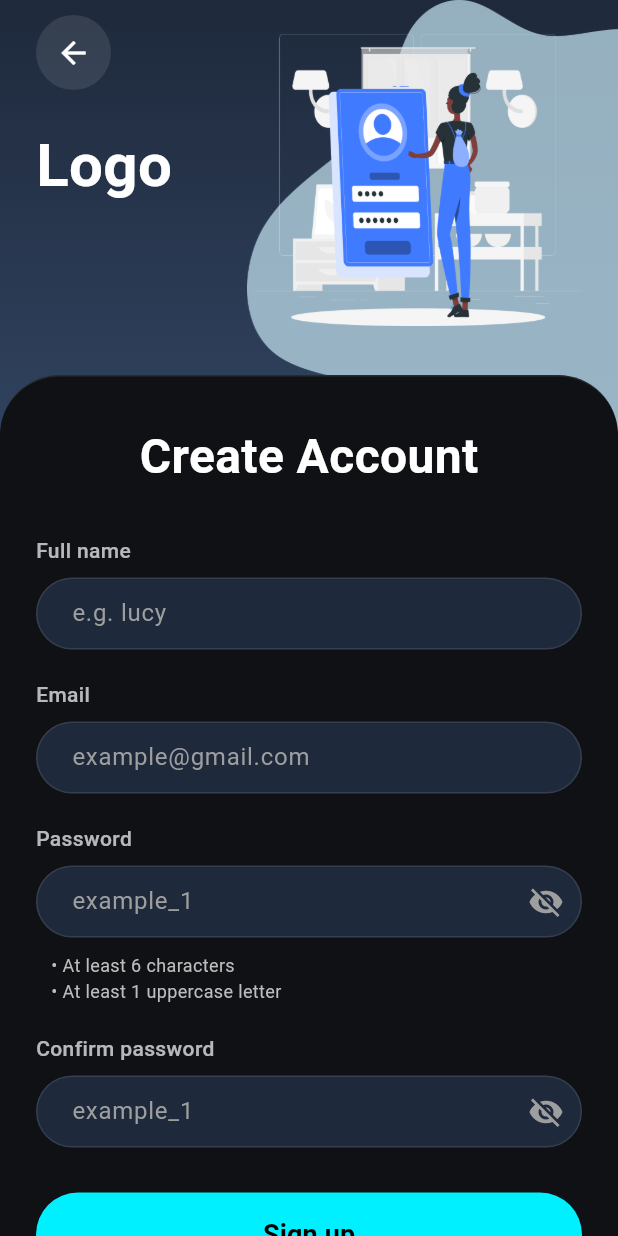
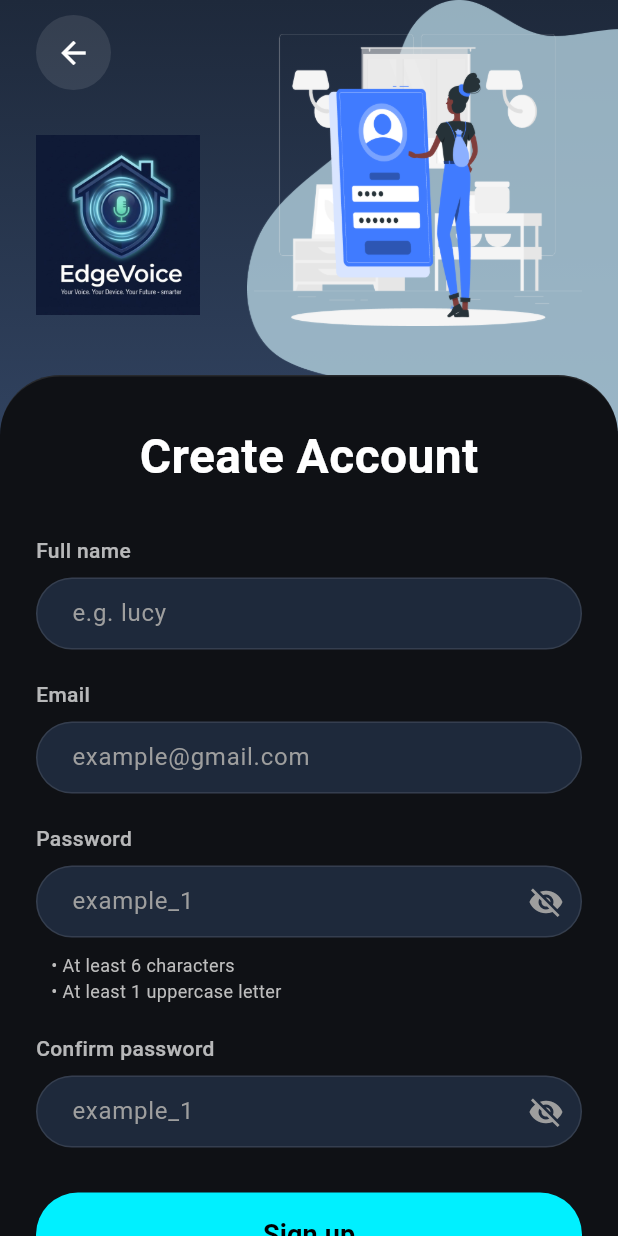
Before and after one commit to MostafaMo426/EdgeVoice, a Flutter app: the screen it shows after launch, after a tap on "Create Account", on a phone screen of 412 x 824 dp. Run offline on Flutter 3.47's test engine with Material 3 defaults, Android fonts, the phone set to English and light mode, and no system bars; our stand-ins replace firebase_auth, firebase_core, permission_handler, speech_to_text; accounts and stored records are empty.

Commit message:
updated with a dashboard, Logo and Name

```diff
--- a/lib/screens/create_account_screen.dart
+++ b/lib/screens/create_account_screen.dart
@@ -117,7 +117,14 @@ class _CreateAccountScreenState extends State<CreateAccountScreen> {
                                   ),
                                 ),
                                 const SizedBox(height: 30),
-                                const Text("Logo", style: TextStyle(fontSize: 40, fontWeight: FontWeight.w600, height: 1.0, color: Colors.white)),
+
+                                // --- LOGO SIZE INCREASED HERE (120) ---
+                                Image.asset(
+                                  'assets/images/Logo.jpg',
+                                  height: 120,
+                                  fit: BoxFit.contain,
+                                  alignment: Alignment.centerLeft,
+                                ),
                               ],
                             ),
                           ),
--- a/lib/screens/login_screen.dart
+++ b/lib/screens/login_screen.dart
@@ -96,7 +96,14 @@ class _LoginScreenState extends State<LoginScreen> {
                                   ),
                                 ),
                                 const SizedBox(height: 30),
-                                const Text("Logo", style: TextStyle(fontSize: 40, fontWeight: FontWeight.w600, height: 1.0, color: Colors.white)),
+
+                                // --- LOGO SIZE INCREASED HERE (120) ---
+                                Image.asset(
+                                  'assets/images/Logo.jpg',
+                                  height: 120,
+                                  fit: BoxFit.contain,
+                                  alignment: Alignment.centerLeft,
+                                ),
                               ],
                             ),
                           ),
--- a/lib/screens/welcome_screen.dart
+++ b/lib/screens/welcome_screen.dart
@@ -28,10 +28,15 @@ class WelcomeScreen extends StatelessWidget {
               mainAxisAlignment: MainAxisAlignment.center,
               children: [
                 const Spacer(),
-                const Text(
-                  "Logo",
-                  style: TextStyle(fontSize: 40, fontWeight: FontWeight.bold, color: Colors.white),
+
+                // --- LOGO REPLACES TEXT HERE ---
+                Image.asset(
+                  'assets/images/Logo.jpg', // Make sure this matches your file path
+                  height: 200,              // Adjust this number to make the logo bigger/smaller
+                  width: 200,
+                  fit: BoxFit.contain,      // Keeps the logo aspect ratio correct
                 ),
+
                 const Spacer(),
 
                 // Create Account Button (Cyan Accent)
```
Also changed, not shown: assets/images/Logo.jpg (added), 6 other files.
